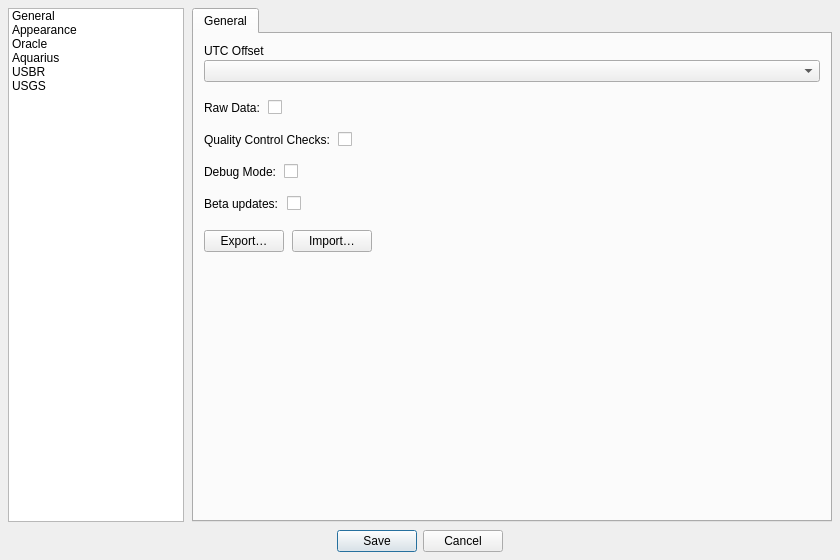
Before: the Qt Designer form ui/winOptions.ui in S31F3R/DataDoctor, drawn with Qt 5.
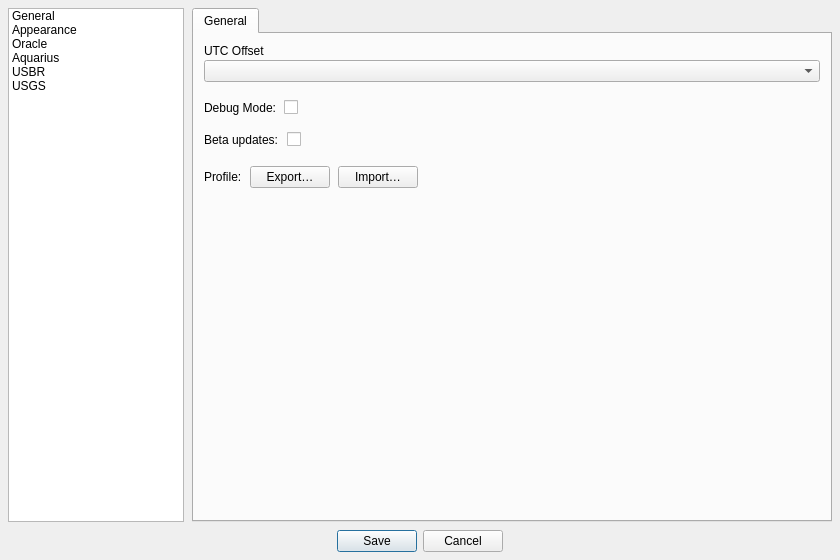
After: the same form once the commit is applied. The open tabs and pages were chosen to show the change. Icons and pictures are not drawn.

Commit message: Move query-owned options and fix Oracle TNS, hover, and splitter bugs

The edit to the form file:
```diff
--- a/ui/winOptions.ui
+++ b/ui/winOptions.ui
@@ -205,104 +205,6 @@
                </item>
               </layout>
              </item>
-             <item>
-              <layout class="QHBoxLayout" name="chkbRawDataRowLay">
-               <property name="spacing">
-                <number>8</number>
-               </property>
-               <property name="leftMargin">
-                <number>0</number>
-               </property>
-               <property name="topMargin">
-                <number>4</number>
-               </property>
-               <property name="rightMargin">
-                <number>0</number>
-               </property>
-               <property name="bottomMargin">
-                <number>4</number>
-               </property>
-               <item>
-                <widget class="QLabel" name="lblRawData">
-                 <property name="text">
-                  <string>Raw Data:</string>
-                 </property>
-                </widget>
-               </item>
-               <item>
-                <widget class="QCheckBox" name="chkbRawData">
-                 <property name="text">
-                  <string/>
-                 </property>
-                </widget>
-               </item>
-               <item>
-                <spacer name="chkbRawDataSp">
-                 <property name="orientation">
-                  <enum>Qt::Orientation::Horizontal</enum>
-                 </property>
-                 <property name="sizeType">
-                  <enum>QSizePolicy::Policy::Expanding</enum>
-                 </property>
-                 <property name="sizeHint" stdset="0">
-                  <size>
-                   <width>40</width>
-                   <height>20</height>
-                  </size>
-                 </property>
-                </spacer>
-               </item>
-              </layout>
-             </item>
-             <item>
-              <layout class="QHBoxLayout" name="chkbQAQCRowLay">
-               <property name="spacing">
-                <number>8</number>
-               </property>
-               <property name="leftMargin">
-                <number>0</number>
-               </property>
-               <property name="topMargin">
-                <number>4</number>
-               </property>
-               <property name="rightMargin">
-                <number>0</number>
-               </property>
-               <property name="bottomMargin">
-                <number>4</number>
-               </property>
-               <item>
-                <widget class="QLabel" name="lblQAQC">
-                 <property name="text">
-                  <string>Quality Control Checks:</string>
-                 </property>
-                </widget>
-               </item>
-               <item>
-                <widget class="QCheckBox" name="chkbQAQC">
-                 <property name="text">
-                  <string/>
-                 </property>
-                </widget>
-               </item>
-               <item>
-                <spacer name="chkbQAQCSp">
-                 <property name="orientation">
-                  <enum>Qt::Orientation::Horizontal</enum>
-                 </property>
-                 <property name="sizeType">
-                  <enum>QSizePolicy::Policy::Expanding</enum>
-                 </property>
-                 <property name="sizeHint" stdset="0">
-                  <size>
-                   <width>40</width>
-                   <height>20</height>
-                  </size>
-                 </property>
-                </spacer>
-               </item>
-              </layout>
-             </item>
              <item>
               <layout class="QHBoxLayout" name="chkbDebugRowLay">
                <property name="spacing">
@@ -424,6 +326,13 @@
                <property name="bottomMargin">
                 <number>0</number>
                </property>
+               <item>
+                <widget class="QLabel" name="lblProfile">
+                 <property name="text">
+                  <string>Profile:</string>
+                 </property>
+                </widget>
+               </item>
                <item>
                 <widget class="QPushButton" name="btnExportProfile">
                  <property name="toolTip">
```
The commit also changes 21 other files.
